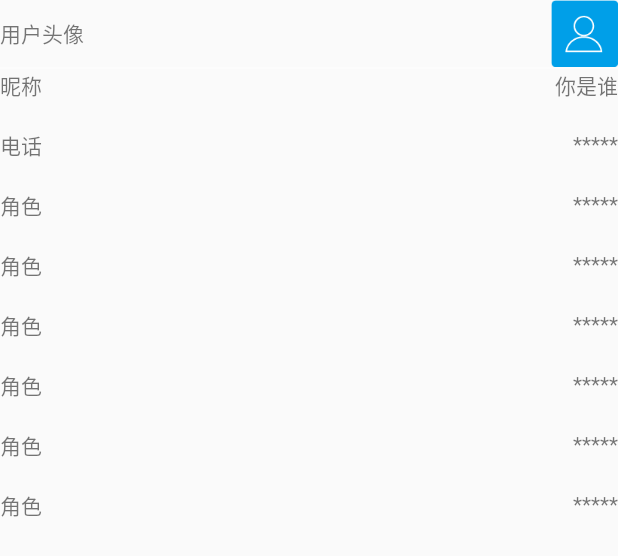
After one commit to stormsign/dxj_teacher, an Android app: the layout update_user_info.xml on its own in the app's theme, with its tools: preview values and no code run, on a phone screen of 412 x 824 dp. The commit adds this screen. Shown: the top 556 px of the screen. Run offline under Robolectric (Android 15) with nearby library versions, the phone set to English and light mode, and no system bars.

Commit message:
修改SPUtils,MainActivity

```diff
--- a/app/src/main/java/com/dxj/teacher/MainActivity.java
+++ b/app/src/main/java/com/dxj/teacher/MainActivity.java
@@ -172,34 +172,9 @@ public class MainActivity extends BaseActivity {
 
 
 
-    private void register(String token) {
-        String url = FinalData.URL_VALUE + "login";
-        Map<String, Object> map = new HashMap<String, Object>();
-        map.put("mobile", "13588889999");
-        map.put("plainPassword", "123456");
-        map.put("deviceTokens", token);
-        CustomStringRequest cRequest = new CustomStringRequest(Request.Method.POST, url, map, getListener(), getErrorListener());
-        VolleySingleton.getInstance(this).addToRequestQueue(cRequest);
 
-    }
 
-    private Response.Listener<String> getListener() {
-        return new Response.Listener<String>() {
-            @Override
-            public void onResponse(String response) {
-                showLogI("response " + response);
-            }
-        };
-    }
 
-    private Response.ErrorListener getErrorListener() {
-        return new Response.ErrorListener() {
-            @Override
-            public void onErrorResponse(VolleyError volleyError) {
-                showLogI("response error ");
-            }
-        };
-    }
 
 
     public IUmengRegisterCallback mRegisterCallback = new IUmengRegisterCallback() {
@@ -212,7 +187,7 @@ public class MainActivity extends BaseActivity {
                     mPushAgent.isEnabled(), mPushAgent.isRegistered(),
                     mPushAgent.getRegistrationId(), MsgConstant.SDK_VERSION,
                     UmengMessageDeviceConfig.getAppVersionCode(MainActivity.this), UmengMessageDeviceConfig.getAppVersionName(MainActivity.this));
-
+           SPUtils.saveSPData("token",mPushAgent.getRegistrationId());
             Log.i("TAG", "updateStatus:" + info);
             Log.i("TAG", "=============================");
         }
--- /dev/null
+++ b/app/src/main/java/com/dxj/teacher/activity/UpdateUserInfoActivity.java
@@ -0,0 +1,18 @@
+package com.dxj.teacher.activity;
+
+import com.dxj.teacher.base.BaseActivity;
+
+/**
+ * Created by kings on 8/27/2015.
+ */
+public class UpdateUserInfoActivity extends BaseActivity {
+    @Override
+    public void initView() {
+
+    }
+
+    @Override
+    public void initData() {
+
+    }
+}
--- a/app/src/main/java/com/dxj/teacher/utils/SPUtils.java
+++ b/app/src/main/java/com/dxj/teacher/utils/SPUtils.java
@@ -15,7 +15,7 @@ public class SPUtils {
     public static void saveSPData(String key,String value){
         Context context = MyApplication.getInstance();
         if(sharedPreferences==null){
-            sharedPreferences = context.getSharedPreferences(CONFIG, Context.MODE_PRIVATE);
+            sharedPreferences = context.getSharedPreferences(key, Context.MODE_PRIVATE);
         }
         sharedPreferences.edit().putString(key, value).commit();
     }
@@ -23,7 +23,7 @@ public class SPUtils {
     public static String getSPData(String key,String defValue){
         Context context = MyApplication.applicationContext;
         if(sharedPreferences==null){
-            sharedPreferences = context.getSharedPreferences(CONFIG, Context.MODE_PRIVATE);
+            sharedPreferences = context.getSharedPreferences(key, Context.MODE_PRIVATE);
         }
         return sharedPreferences.getString(key, defValue);
     }
@@ -31,7 +31,7 @@ public class SPUtils {
     public static void saveSPData(String key,int value){
         Context context = MyApplication.applicationContext;
         if(sharedPreferences==null){
-            sharedPreferences = context.getSharedPreferences(CONFIG, Context.MODE_PRIVATE);
+            sharedPreferences = context.getSharedPreferences(key, Context.MODE_PRIVATE);
         }
         sharedPreferences.edit().putInt(key, value).commit();
     }
@@ -39,7 +39,7 @@ public class SPUtils {
     public static int getSPData(String key,int defValue){
         Context context = MyApplication.applicationContext;
         if(sharedPreferences==null){
-            sharedPreferences = context.getSharedPreferences(CONFIG, Context.MODE_PRIVATE);
+            sharedPreferences = context.getSharedPreferences(key, Context.MODE_PRIVATE);
         }
         return sharedPreferences.getInt(key, defValue);
     }
@@ -47,7 +47,7 @@ public class SPUtils {
     public static void saveSPData(String key,boolean value){
         Context context = MyApplication.applicationContext;
         if(sharedPreferences==null){
-            sharedPreferences = context.getSharedPreferences(CONFIG, Context.MODE_PRIVATE);
+            sharedPreferences = context.getSharedPreferences(key, Context.MODE_PRIVATE);
         }
         sharedPreferences.edit().putBoolean(key, value).commit();
     }
@@ -55,7 +55,7 @@ public class SPUtils {
     public static Boolean getSPData(String key,boolean defValue){
         Context context = MyApplication.applicationContext;
         if(sharedPreferences==null){
-            sharedPreferences = context.getSharedPreferences(CONFIG, Context.MODE_PRIVATE);
+            sharedPreferences = context.getSharedPreferences(key, Context.MODE_PRIVATE);
         }
         return sharedPreferences.getBoolean(key, defValue);
     }
--- /dev/null
+++ b/app/src/main/res/layout/update_user_info.xml
@@ -0,0 +1,165 @@
+<?xml version="1.0" encoding="utf-8"?>
+<LinearLayout xmlns:android="http://schemas.android.com/apk/res/android"
+    android:layout_width="match_parent"
+    android:layout_height="match_parent"
+    android:orientation="vertical">
+
+    <RelativeLayout
+        android:layout_width="match_parent"
+        android:layout_height="wrap_content">
+
+        <TextView
+            android:layout_width="wrap_content"
+            android:layout_height="wrap_content"
+            android:layout_alignParentLeft="true"
+            android:layout_centerVertical="true"
+            android:text="用户头像" />
+
+        <ImageView
+            android:layout_width="wrap_content"
+            android:layout_height="wrap_content"
+            android:layout_alignParentRight="true"
+            android:src="@mipmap/default_avatar" />
+    </RelativeLayout>
+
+    <View
+        android:layout_width="match_parent"
+        android:layout_height="1.0dp"
+        android:background="@color/white_overlay" />
+
+    <RelativeLayout
+        android:layout_width="match_parent"
+        android:layout_height="40dp">
+
+        <TextView
+            android:layout_width="wrap_content"
+            android:layout_height="wrap_content"
+            android:layout_alignParentLeft="true"
+            android:text="昵称" />
+
+        <TextView
+            android:layout_width="wrap_content"
+            android:layout_height="wrap_content"
+            android:layout_alignParentRight="true"
+            android:text="你是谁" />
+    </RelativeLayout>
+
+    <RelativeLayout
+        android:layout_width="match_parent"
+        android:layout_height="40dp">
+
+        <TextView
+            android:layout_width="wrap_content"
+            android:layout_height="wrap_content"
+            android:layout_alignParentLeft="true"
+            android:text="电话" />
+
+        <TextView
+            android:layout_width="wrap_content"
+            android:layout_height="wrap_content"
+            android:layout_alignParentRight="true"
+            android:text="*****" />
+    </RelativeLayout>
+
+    <RelativeLayout
+        android:layout_width="match_parent"
+        android:layout_height="40dp">
+
+        <TextView
+            android:layout_width="wrap_content"
+            android:layout_height="wrap_content"
+            android:layout_alignParentLeft="true"
+            android:text="角色" />
+
+        <TextView
+            android:layout_width="wrap_content"
+            android:layout_height="wrap_content"
+            android:layout_alignParentRight="true"
+            android:text="*****" />
+    </RelativeLayout>
+
+    <RelativeLayout
+        android:layout_width="match_parent"
+        android:layout_height="40dp">
+
+        <TextView
+            android:layout_width="wrap_content"
+            android:layout_height="wrap_content"
+            android:layout_alignParentLeft="true"
+            android:text="角色" />
+
+        <TextView
+            android:layout_width="wrap_content"
+            android:layout_height="wrap_content"
+            android:layout_alignParentRight="true"
+            android:text="*****" />
+    </RelativeLayout>
+
+    <RelativeLayout
+        android:layout_width="match_parent"
+        android:layout_height="40dp">
+
+        <TextView
+            android:layout_width="wrap_content"
+            android:layout_height="wrap_content"
+            android:layout_alignParentLeft="true"
+            android:text="角色" />
+
+        <TextView
+            android:layout_width="wrap_content"
+            android:layout_height="wrap_content"
+            android:layout_alignParentRight="true"
+            android:text="*****" />
+    </RelativeLayout>
+
+    <RelativeLayout
+        android:layout_width="match_parent"
+        android:layout_height="40dp">
+
+        <TextView
+            android:layout_width="wrap_content"
+            android:layout_height="wrap_content"
+            android:layout_alignParentLeft="true"
+            android:text="角色" />
+
+        <TextView
+            android:layout_width="wrap_content"
+            android:layout_height="wrap_content"
+            android:layout_alignParentRight="true"
+            android:text="*****" />
+    </RelativeLayout>
+
+    <RelativeLayout
+        android:layout_width="match_parent"
+        android:layout_height="40dp">
+
+        <TextView
+            android:layout_width="wrap_content"
+            android:layout_height="wrap_content"
+            android:layout_alignParentLeft="true"
+            android:text="角色" />
+
+        <TextView
+            android:layout_width="wrap_content"
+            android:layout_height="wrap_content"
+            android:layout_alignParentRight="true"
+            android:text="*****" />
+    </RelativeLayout>
+
+    <RelativeLayout
+        android:layout_width="match_parent"
+        android:layout_height="40dp">
+
+        <TextView
+            android:layout_width="wrap_content"
+            android:layout_height="wrap_content"
+            android:layout_alignParentLeft="true"
+            android:text="角色" />
+
+        <TextView
+            android:layout_width="wrap_content"
+            android:layout_height="wrap_content"
+            android:layout_alignParentRight="true"
+            android:text="*****" />
+    </RelativeLayout>
+</LinearLayout>
```
